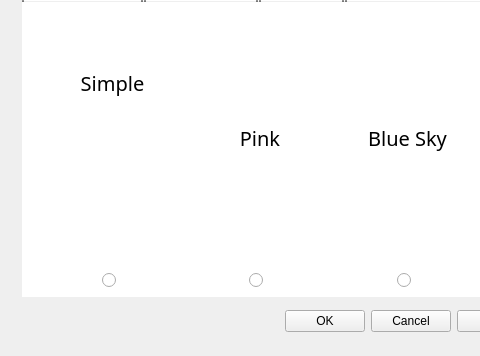
Before: the Qt Designer form Tasuke/SettingsWindow.ui in kangter123/cs2103jan2014-w15-2c, drawn with Qt 5; both pictures show x 0 to 480 and y 94 to 450 of the 820 by 450 pixel window.
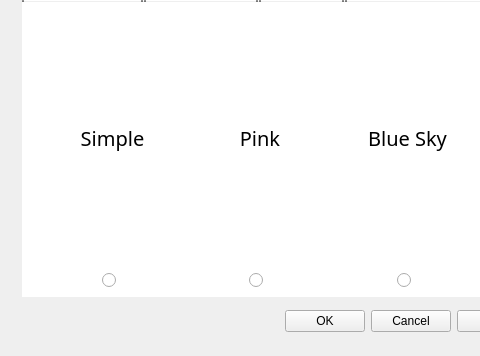
After: the same form once the commit is applied. The open tabs and pages were chosen to show the change. Icons and pictures are not drawn.

Commit message: update settings ui for tmr OP

```diff
--- a/Tasuke/SettingsWindow.ui
+++ b/Tasuke/SettingsWindow.ui
@@ -1187,13 +1187,6 @@
            </property>
           </widget>
          </item>
-         <item>
-          <widget class="QLabel" name="label_6">
-           <property name="text">
-            <string/>
-           </property>
-          </widget>
-         </item>
         </layout>
        </widget>
       </item>
```
Left out of the diff: 2 changed lines with no effect on the pictures.
